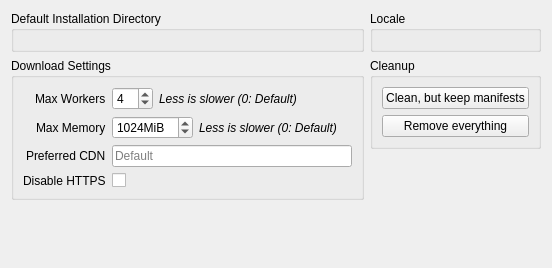
Above: rare/ui/components/tabs/settings/legendary.ui from RareDevs/Rare before the change. Below: the same form after it.
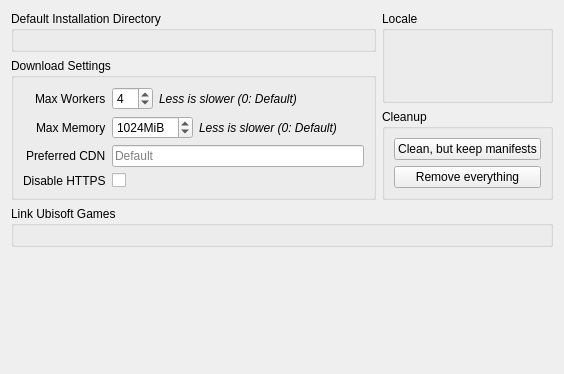
That is the form after the change.

Commit message: Add Ubisoft activation in legendary settings

Diff of the .ui file:
```diff
--- a/rare/ui/components/tabs/settings/legendary.ui
+++ b/rare/ui/components/tabs/settings/legendary.ui
@@ -6,15 +6,64 @@
    <rect>
     <x>0</x>
     <y>0</y>
-    <width>552</width>
-    <height>268</height>
+    <width>564</width>
+    <height>374</height>
    </rect>
   </property>
   <property name="windowTitle">
    <string notr="true">LegendarySettings</string>
   </property>
-  <layout class="QHBoxLayout" name="settings_layout">
-   <item>
+  <layout class="QGridLayout" name="gridLayout">
+   <item row="0" column="1">
+    <layout class="QVBoxLayout" name="right_layout">
+     <item>
+      <widget class="QGroupBox" name="locale_group">
+       <property name="sizePolicy">
+        <sizepolicy hsizetype="Preferred" vsizetype="Preferred">
+         <horstretch>0</horstretch>
+         <verstretch>0</verstretch>
+        </sizepolicy>
+       </property>
+       <property name="title">
+        <string>Locale</string>
+       </property>
+       <layout class="QVBoxLayout" name="locale_layout"/>
+      </widget>
+     </item>
+     <item>
+      <widget class="QGroupBox" name="cleanup_group">
+       <property name="title">
+        <string>Cleanup</string>
+       </property>
+       <layout class="QVBoxLayout" name="cleanup_layout">
+        <item>
+         <widget class="QPushButton" name="clean_keep_manifests_button">
+          <property name="text">
+           <string>Clean, but keep manifests</string>
+          </property>
+         </widget>
+        </item>
+        <item>
+         <widget class="QPushButton" name="clean_button">
+          <property name="text">
+           <string>Remove everything</string>
+          </property>
+         </widget>
+        </item>
+       </layout>
+      </widget>
+     </item>
+    </layout>
+   </item>
+   <item row="1" column="0" colspan="2">
+    <widget class="QGroupBox" name="ubisoft_gb">
+     <property name="title">
+      <string>Link Ubisoft Games</string>
+     </property>
+     <layout class="QVBoxLayout" name="verticalLayout"/>
+    </widget>
+   </item>
+   <item row="0" column="0">
     <layout class="QVBoxLayout" name="left_layout">
      <item>
       <widget class="QGroupBox" name="install_dir_group">
@@ -160,74 +209,20 @@
        </layout>
       </widget>
      </item>
-     <item>
-      <spacer name="left_vspacer">
-       <property name="orientation">
-        <enum>Qt::Vertical</enum>
-       </property>
-       <property name="sizeHint" stdset="0">
-        <size>
-         <width>20</width>
-         <height>40</height>
-        </size>
-       </property>
-      </spacer>
-     </item>
     </layout>
    </item>
-   <item>
-    <layout class="QVBoxLayout" name="right_layout">
-     <item>
-      <widget class="QGroupBox" name="locale_group">
-       <property name="sizePolicy">
-        <sizepolicy hsizetype="Preferred" vsizetype="Preferred">
-         <horstretch>0</horstretch>
-         <verstretch>0</verstretch>
-        </sizepolicy>
-       </property>
-       <property name="title">
-        <string>Locale</string>
-       </property>
-       <layout class="QVBoxLayout" name="locale_layout"/>
-      </widget>
-     </item>
-     <item>
-      <widget class="QGroupBox" name="cleanup_group">
-       <property name="title">
-        <string>Cleanup</string>
-       </property>
-       <layout class="QVBoxLayout" name="cleanup_layout">
-        <item>
-         <widget class="QPushButton" name="clean_keep_manifests_button">
-          <property name="text">
-           <string>Clean, but keep manifests</string>
-          </property>
-         </widget>
-        </item>
-        <item>
-         <widget class="QPushButton" name="clean_button">
-          <property name="text">
-           <string>Remove everything</string>
-          </property>
-         </widget>
-        </item>
-       </layout>
-      </widget>
-     </item>
-     <item>
-      <spacer name="right_vspacer">
-       <property name="orientation">
-        <enum>Qt::Vertical</enum>
-       </property>
-       <property name="sizeHint" stdset="0">
-        <size>
-         <width>20</width>
-         <height>40</height>
-        </size>
-       </property>
-      </spacer>
-     </item>
-    </layout>
+   <item row="2" column="0" colspan="2">
+    <spacer name="verticalSpacer">
+     <property name="orientation">
+      <enum>Qt::Vertical</enum>
+     </property>
+     <property name="sizeHint" stdset="0">
+      <size>
+       <width>20</width>
+       <height>40</height>
+      </size>
+     </property>
+    </spacer>
    </item>
   </layout>
  </widget>
```
The commit also changes 3 other files.
